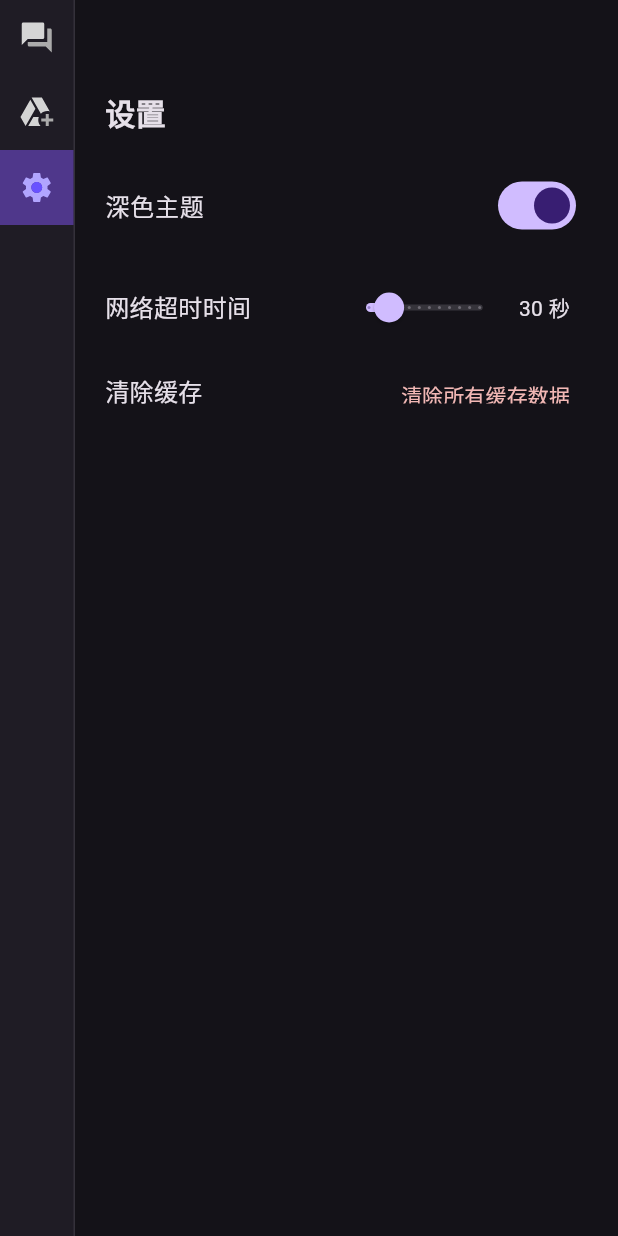
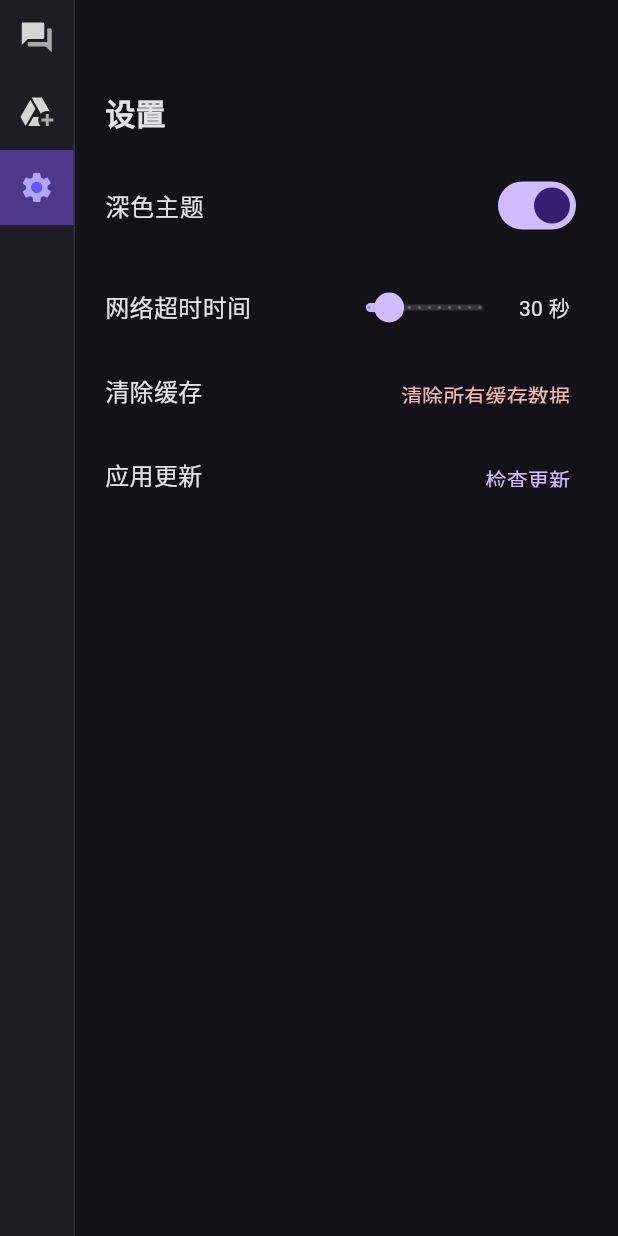
Before and after one commit to nickham-su/talk_ai, a Flutter app: the SettingPage screen opened by its route, on a phone screen of 412 x 824 dp. Run offline on Flutter 3.47's test engine with Material 3 defaults, Android fonts, the phone set to English and light mode, and no system bars; our stand-ins replace dio, flutter_svg, get, hive; missing offline and left inert: auto_updater, markdown, markdown_widget, sqlite3; accounts and stored records are empty.

Commit message:
feat: 优化更新

```diff
--- a/lib/main.dart
+++ b/lib/main.dart
@@ -18,13 +18,6 @@ import 'shared/utils/sqlite.dart';
 
 void main() async {
   WidgetsFlutterBinding.ensureInitialized();
-
-  if (kReleaseMode) {
-    const feedURL =
-        'https://github.com/nickham-su/talk_ai/releases/latest/download/appcast.xml';
-    await autoUpdater.setFeedURL(feedURL);
-    await autoUpdater.checkForUpdates();
-  }
 
   final dir = await getApplicationDocumentsDirectory();
 
--- /dev/null
+++ b/lib/modules/setting/views/components/update_widget.dart
@@ -0,0 +1,39 @@
+import 'package:auto_updater/auto_updater.dart';
+import 'package:flutter/material.dart';
+import 'package:get/get.dart';
+
+import '../../controllers/setting_controller.dart';
+
+class UpdateWidget extends GetView<SettingController> {
+  const UpdateWidget({super.key});
+
+  @override
+  Widget build(BuildContext context) {
+    return Container(
+      margin: const EdgeInsets.only(top: 24),
+      height: 32,
+      child: Row(
+        children: [
+          const Expanded(
+            child: Text(
+              '应用更新',
+              style: TextStyle(fontSize: 16),
+            ),
+          ),
+          TextButton(
+            onPressed: () async {
+              const feedURL =
+                  'https://github.com/nickham-su/talk_ai/releases/latest/download/appcast.xml';
+              await autoUpdater.setFeedURL(feedURL);
+              await autoUpdater.checkForUpdates();
+            },
+            child: const Text('检查更新',
+                style: TextStyle(
+                  fontSize: 14,
+                )),
+          ),
+        ],
+      ),
+    );
+  }
+}
--- a/lib/modules/setting/views/setting_page.dart
+++ b/lib/modules/setting/views/setting_page.dart
@@ -1,5 +1,6 @@
 import 'package:flutter/material.dart';
 import 'package:get/get.dart';
+import 'package:talk_ai/modules/setting/views/components/update_widget.dart';
 
 import '../../../shared/components/layout/models/layout_menu_type.dart';
 import '../../../shared/components/layout/views/layout.dart';
@@ -42,6 +43,7 @@ class SettingPage extends StatelessWidget {
                   const ThemeWidget(),
                   const NetworkTimeout(),
                   const CacheWidget(),
+                  const UpdateWidget(),
                 ],
               ))),
     );
--- a/pubspec.yaml
+++ b/pubspec.yaml
@@ -16,7 +16,7 @@ publish_to: 'none' # Remove this line if you wish to publish to pub.dev
 # https://developer.apple.com/library/archive/documentation/General/Reference/InfoPlistKeyReference/Articles/CoreFoundationKeys.html
 # In Windows, build-name is used as the major, minor, and patch parts
 # of the product and file versions while build-number is used as the build suffix.
-version: 1.0.2+2
+version: 1.0.3+1
 
 environment:
   sdk: '>=3.2.6 <4.0.0'
```
Also changed, not shown: 1 other file.
